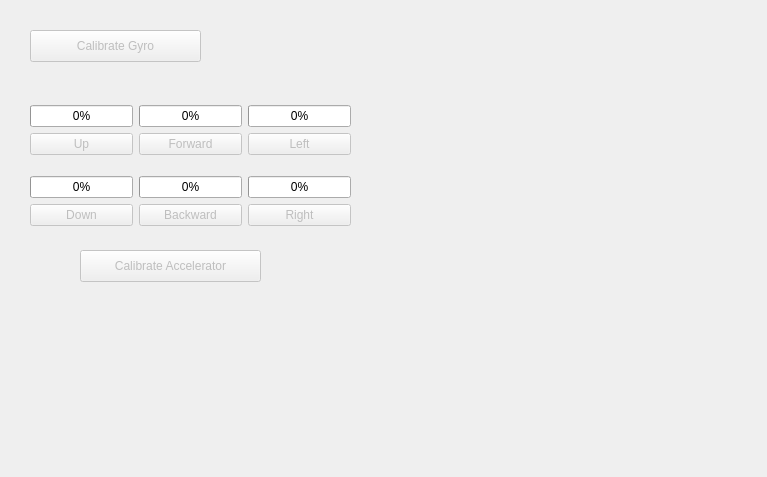
hegoku/DroneControlCenter, file Widgets/calibrationform.ui: the form before one commit.
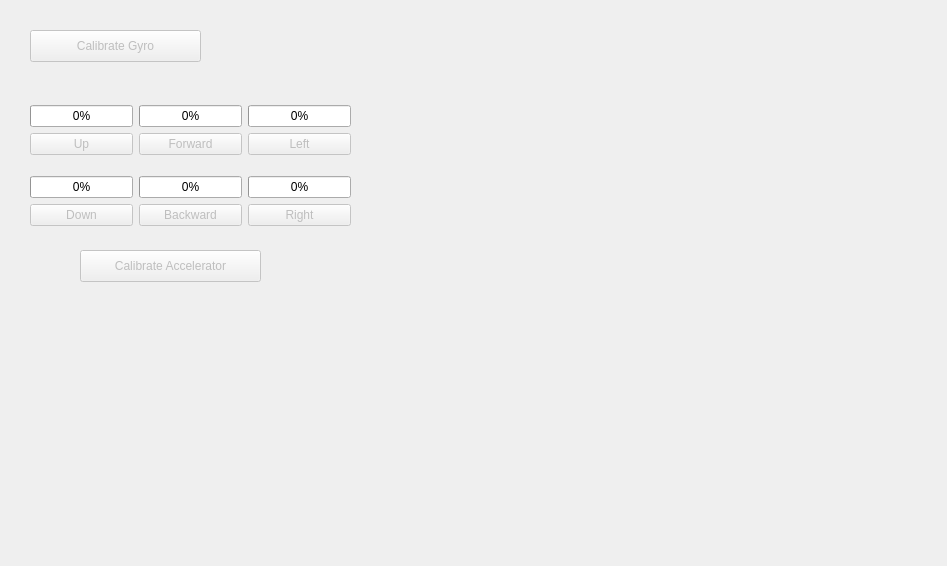
The form after the commit.

```diff
--- a/Widgets/calibrationform.ui
+++ b/Widgets/calibrationform.ui
@@ -6,8 +6,8 @@
    <rect>
     <x>0</x>
     <y>0</y>
-    <width>767</width>
-    <height>477</height>
+    <width>947</width>
+    <height>566</height>
    </rect>
   </property>
   <property name="windowTitle">
```
